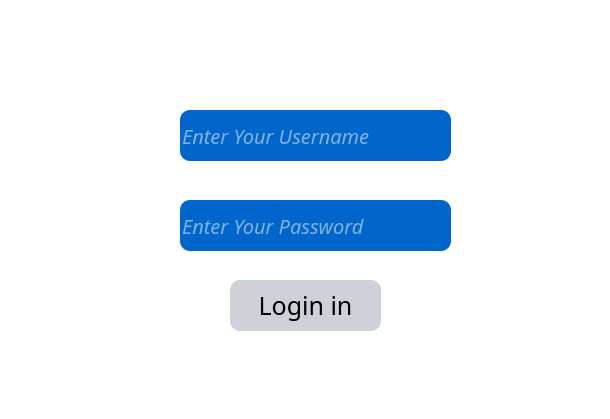
Qt form .idea/UI/login.ui (Orchardxyz/NCSAS) before a commit.
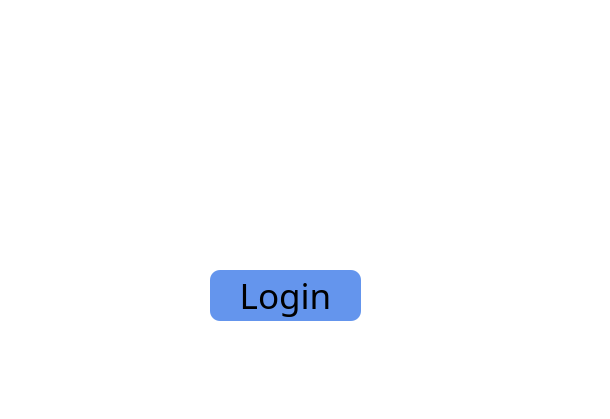
The same form after that commit. Icons and pictures are not drawn.

Commit message: 更改客户端界面整体架构及部分样式

```diff
--- a/.idea/UI/login.ui
+++ b/.idea/UI/login.ui
@@ -33,18 +33,18 @@
 	background-image: url(':/image/computer3.jpg')
 }
 QLineEdit {
-	/*color: #8d98a1;*/
 	color: #FFFFFF;
-	font-size: 20px;
+	font-size: 23px;
 	font-style: Italic bold;
 	border-style: outset;
 	border-radius: 10px;
-	/*background-color: #405361;*/
-	background-color: #0066CC;
+	background-color: transparent;
+	border: 2px solid rgba(255,255,255, 0.2); 
 }
 QPushButton {
-	font-size: 25px;
-	background: #ced1d8;
+	font-size: 35px;
+	font-style: bold;
+	background: #6495ED;
 	border-style: outset;
 	border-radius: 10px;
 }
@@ -72,21 +72,21 @@
    <widget class="QPushButton" name="pushButton">
     <property name="geometry">
      <rect>
-      <x>230</x>
-      <y>280</y>
+      <x>210</x>
+      <y>270</y>
       <width>151</width>
       <height>51</height>
      </rect>
     </property>
     <property name="text">
-     <string>Login in</string>
+     <string>Login</string>
     </property>
    </widget>
    <widget class="QLineEdit" name="lineEdit">
     <property name="geometry">
      <rect>
-      <x>180</x>
-      <y>110</y>
+      <x>160</x>
+      <y>100</y>
       <width>271</width>
       <height>51</height>
      </rect>
@@ -98,8 +98,8 @@
    <widget class="QLineEdit" name="lineEdit_2">
     <property name="geometry">
      <rect>
-      <x>180</x>
-      <y>200</y>
+      <x>160</x>
+      <y>190</y>
       <width>271</width>
       <height>51</height>
      </rect>
```
The commit also changes 6 other files.
